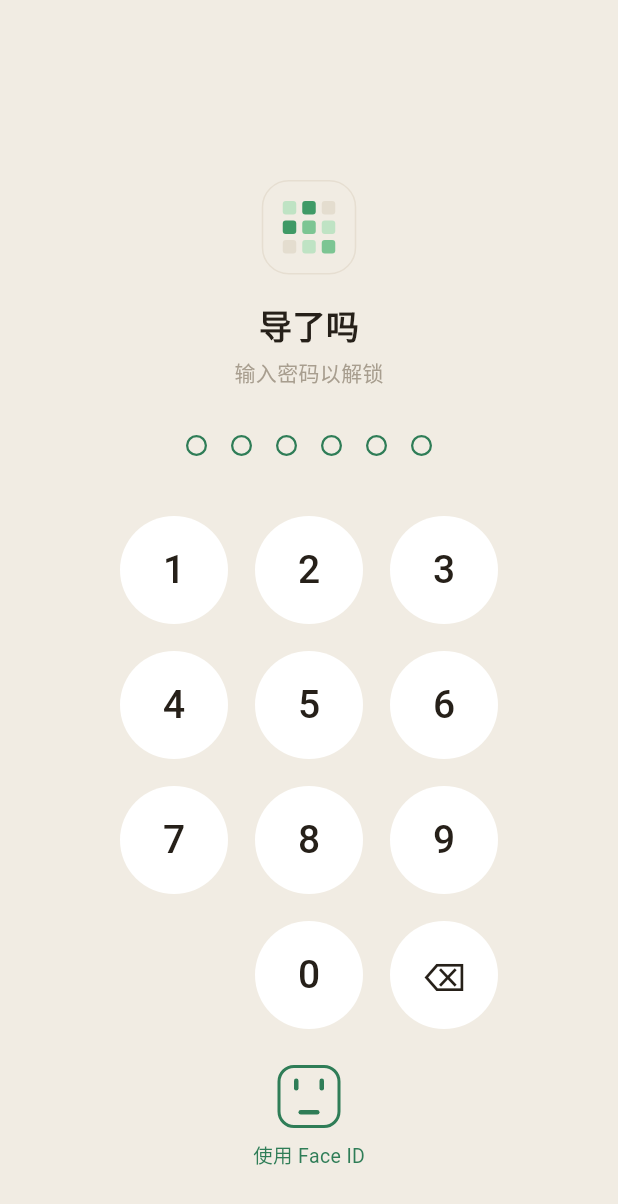
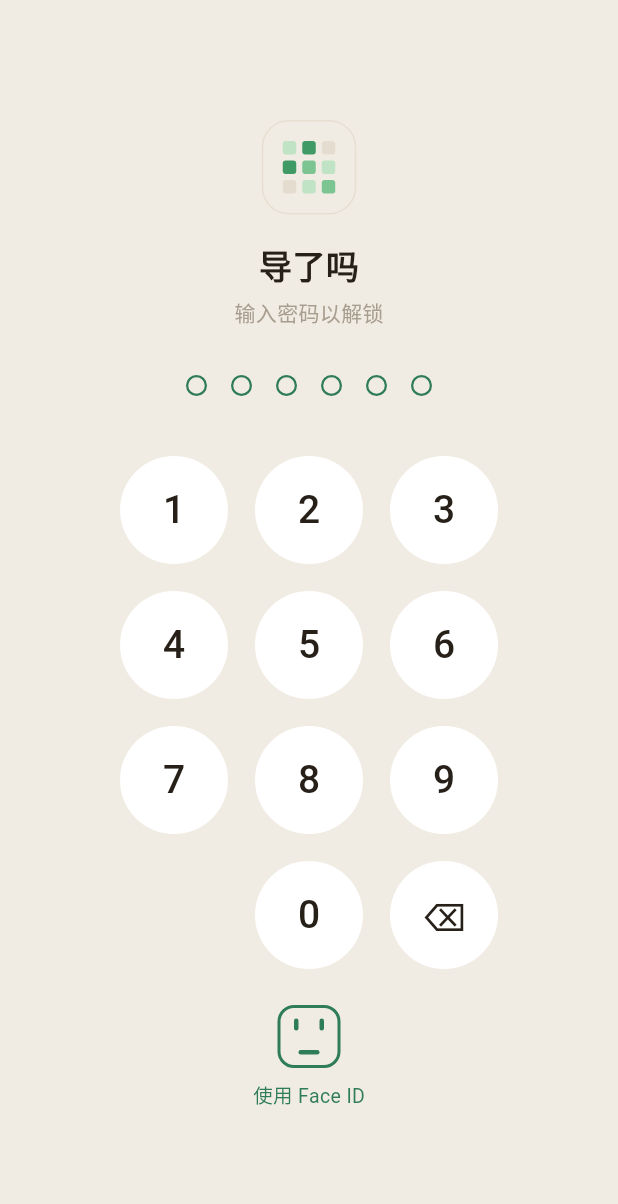
Before and after one commit to WenHe233/daolema-app, a Flutter app: the screen it shows after launch, on a phone screen of 412 x 824 dp. Shown: the top 1204 px of the screen. Run offline on Flutter 3.47's test engine with Material 3 defaults, Android fonts, the phone set to English and light mode, and no system bars; our stand-ins replace drift, drift_flutter, flutter_secure_storage, flutter_svg, google_fonts, shared_preferences; accounts and stored records are empty; generated files the repository leaves out were written again; Roboto replaces fonts that are missing (Noto Serif Sc).

Commit message:
fix: 锁屏改为可滚动并补充 README
- 锁屏内容用 SafeArea+SingleChildScrollView 包裹，避免窄屏竖向溢出
- 新增项目 README（功能/技术栈/运行/目录/隐私/CI）

```diff
--- a/lib/features/lock/lock_screen.dart
+++ b/lib/features/lock/lock_screen.dart
@@ -19,8 +19,11 @@ class LockScreen extends StatelessWidget {
 
     return Container(
       color: p.bg,
-      padding: const EdgeInsets.fromLTRB(32, 120, 32, 40),
-      child: Column(
+      alignment: Alignment.topCenter,
+      child: SafeArea(
+        child: SingleChildScrollView(
+          padding: const EdgeInsets.fromLTRB(32, 80, 32, 40),
+          child: Column(
         children: [
           AppLogo(palette: p, cell: 9, gap: 4, padding: 13, radius: 18, cellRadius: 2),
           const SizedBox(height: 18),
@@ -78,6 +81,8 @@ class LockScreen extends StatelessWidget {
             ),
           ),
         ],
+          ),
+        ),
       ),
     );
   }
```
Also changed, not shown: 1 other file.
